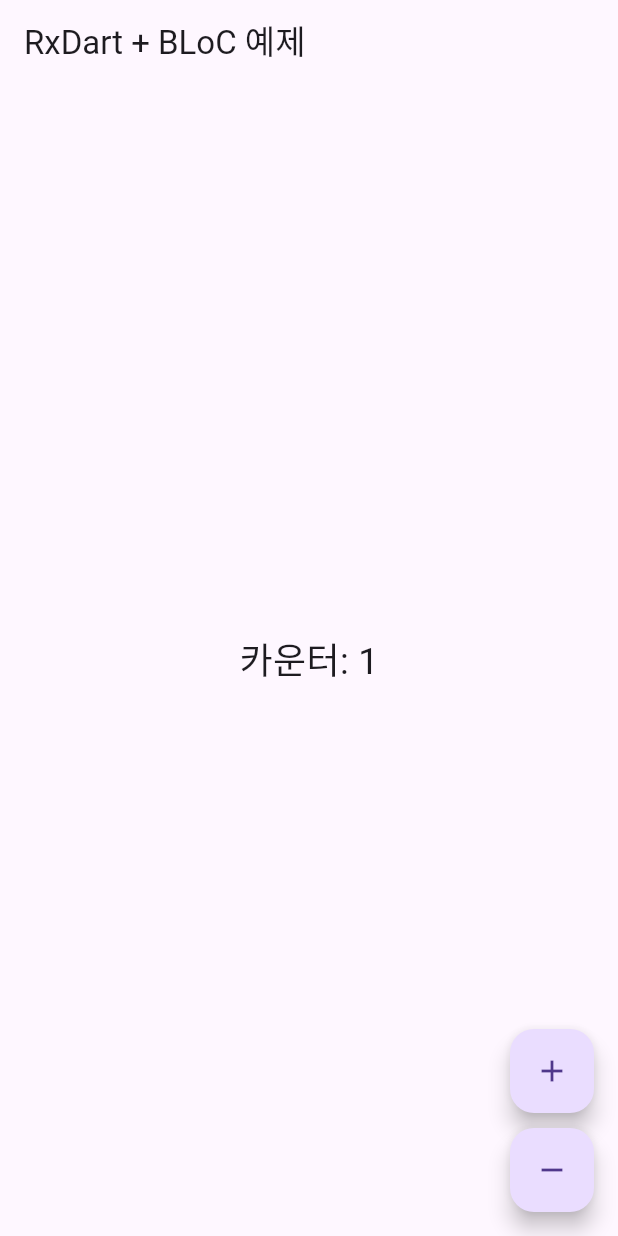
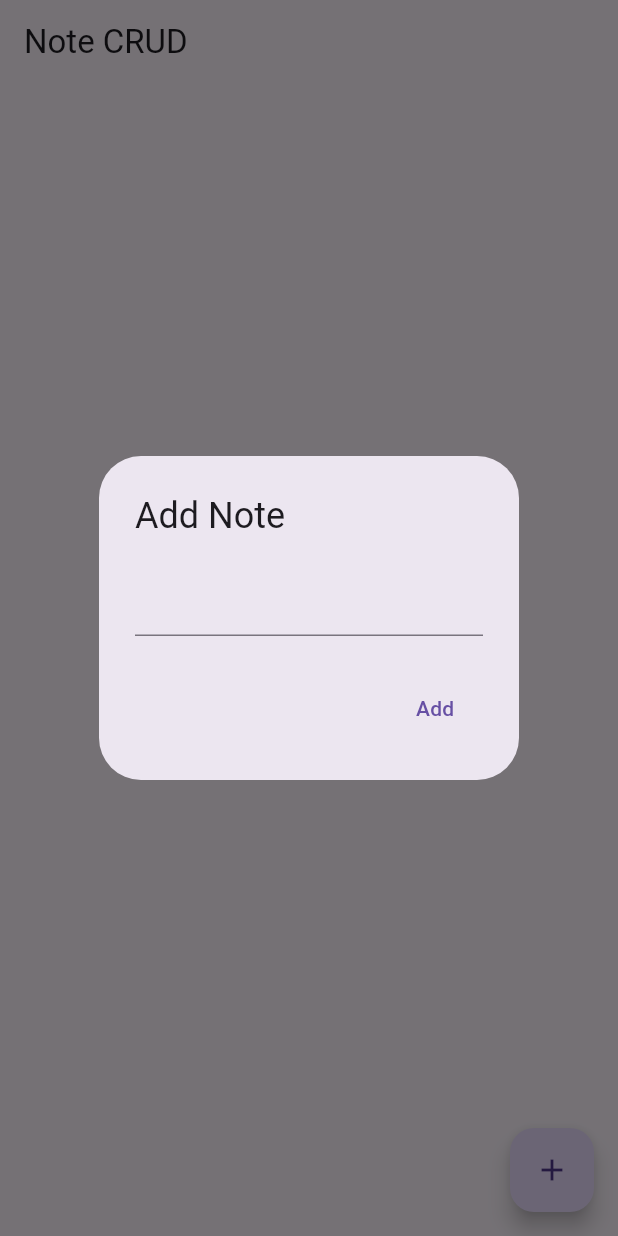
Before and after one commit to joheeyong/rxDart-Bloc, a Flutter app: the screen it shows after launch, after a tap on the "add" icon, on a phone screen of 412 x 824 dp. Run offline on Flutter 3.47's test engine with Material 3 defaults, Android fonts, the phone set to English and light mode, and no system bars; our stand-ins replace flutter_bloc, rxdart, shared_preferences.

Commit message:
CRUD 추가 noteAPP shared_preferences에 데이터 저장

```diff
--- a/lib/CounterBloc.dart
+++ /dev/null
@@ -1,32 +0,0 @@
-import 'package:flutter_bloc/flutter_bloc.dart';
-import 'package:rxdart/rxdart.dart';
-
-// 이벤트 정의
-abstract class CounterEvent {}
-
-class IncrementEvent extends CounterEvent {}
-
-class DecrementEvent extends CounterEvent {}
-
-// Bloc 클래스
-class CounterBloc extends Bloc<CounterEvent, int> {
-  final _counterSubject = BehaviorSubject<int>.seeded(0);
-
-  CounterBloc() : super(0) {
-    on<IncrementEvent>((event, emit) {
-      _counterSubject.add(_counterSubject.value + 1);
-      emit(_counterSubject.value);
-    });
-
-    on<DecrementEvent>((event, emit) {
-      _counterSubject.add(_counterSubject.value - 1);
-      emit(_counterSubject.value);
-    });
-  }
-
-  @override
-  Future<void> close() {
-    _counterSubject.close();
-    return super.close();
-  }
-}
--- /dev/null
+++ b/lib/bloc/note_bloc.dart
@@ -0,0 +1,55 @@
+import 'package:flutter_bloc/flutter_bloc.dart';
+import 'package:rxdart/rxdart.dart';
+import '../models/note.dart';
+import '../repository/note_repository.dart';
+import 'note_event.dart';
+import 'note_state.dart';
+import 'package:uuid/uuid.dart';
+
+class NoteBloc extends Bloc<NoteEvent, NoteState> {
+  final NoteRepository repository;
+  final BehaviorSubject<List<Note>> _noteSubject = BehaviorSubject();
+
+  Stream<List<Note>> get noteStream => _noteSubject.stream;
+
+  NoteBloc(this.repository) : super(NoteState(notes: [])) {
+    on<LoadNotes>(_onLoadNotes);
+    on<AddNote>(_onAddNote);
+    on<UpdateNote>(_onUpdateNote);
+    on<DeleteNote>(_onDeleteNote);
+  }
+
+  void _onLoadNotes(LoadNotes event, Emitter<NoteState> emit) async {
+    final notes = await repository.loadNotes();
+    _noteSubject.add(notes);
+    emit(state.copyWith(notes: notes));
+  }
+
+  void _onAddNote(AddNote event, Emitter<NoteState> emit) async {
+    final newNote = Note(id: Uuid().v4(), content: event.content);
+    final updated = List<Note>.from(state.notes)..add(newNote);
+    await repository.saveNotes(updated);
+    _noteSubject.add(updated);
+    emit(state.copyWith(notes: updated));
+  }
+
+  void _onUpdateNote(UpdateNote event, Emitter<NoteState> emit) async {
+    final updated = state.notes.map((n) => n.id == event.note.id ? event.note : n).toList();
+    await repository.saveNotes(updated);
+    _noteSubject.add(updated);
+    emit(state.copyWith(notes: updated));
+  }
+
+  void _onDeleteNote(DeleteNote event, Emitter<NoteState> emit) async {
+    final updated = state.notes.where((n) => n.id != event.id).toList();
+    await repository.saveNotes(updated);
+    _noteSubject.add(updated);
+    emit(state.copyWith(notes: updated));
+  }
+
+  @override
+  Future<void> close() {
+    _noteSubject.close();
+    return super.close();
+  }
+}
--- /dev/null
+++ b/lib/bloc/note_event.dart
@@ -0,0 +1,23 @@
+import '../models/note.dart';
+
+abstract class NoteEvent {}
+
+class LoadNotes extends NoteEvent {}
+
+class AddNote extends NoteEvent {
+  final String content;
+
+  AddNote(this.content);
+}
+
+class UpdateNote extends NoteEvent {
+  final Note note;
+
+  UpdateNote(this.note);
+}
+
+class DeleteNote extends NoteEvent {
+  final String id;
+
+  DeleteNote(this.id);
+}
--- /dev/null
+++ b/lib/bloc/note_state.dart
@@ -0,0 +1,11 @@
+import '../models/note.dart';
+
+class NoteState {
+  final List<Note> notes;
+
+  NoteState({required this.notes});
+
+  NoteState copyWith({List<Note>? notes}) {
+    return NoteState(notes: notes ?? this.notes);
+  }
+}
--- a/lib/main.dart
+++ b/lib/main.dart
@@ -1,51 +1,110 @@
 import 'package:flutter/material.dart';
 import 'package:flutter_bloc/flutter_bloc.dart';
-import 'package:realrxdartbloc/CounterBloc.dart';
+import 'bloc/note_bloc.dart';
+import 'bloc/note_event.dart';
+import 'repository/note_repository.dart';
+import 'models/note.dart';
 
 void main() {
   runApp(MyApp());
 }
 
 class MyApp extends StatelessWidget {
+  final NoteRepository repository = NoteRepository();
+
   @override
   Widget build(BuildContext context) {
     return MaterialApp(
+      title: 'Note CRUD',
       home: BlocProvider(
-        create: (context) => CounterBloc(),
-        child: CounterPage(),
+        create: (_) => NoteBloc(repository)..add(LoadNotes()),
+        child: NotePage(),
       ),
     );
   }
 }
 
-class CounterPage extends StatelessWidget {
+class NotePage extends StatelessWidget {
+  final TextEditingController controller = TextEditingController();
+
   @override
   Widget build(BuildContext context) {
-    final counterBloc = context.read<CounterBloc>();
+    final bloc = context.read<NoteBloc>();
 
     return Scaffold(
-      appBar: AppBar(title: Text("RxDart + BLoC 예제")),
-      body: Center(
-        child: BlocBuilder<CounterBloc, int>(
-          builder: (context, count) {
-            return Text(
-              "카운터: $count",
-              style: TextStyle(fontSize: 24),
-            );
-          },
-        ),
+      appBar: AppBar(title: Text('Note CRUD')),
+      body: StreamBuilder<List<Note>>(
+        stream: bloc.noteStream,
+        builder: (context, snapshot) {
+          final notes = snapshot.data ?? [];
+          return ListView.builder(
+            itemCount: notes.length,
+            itemBuilder: (_, index) {
+              final note = notes[index];
+              return ListTile(
+                title: Text(note.content),
+                trailing: Row(
+                  mainAxisSize: MainAxisSize.min,
+                  children: [
+                    IconButton(
+                      icon: Icon(Icons.edit),
+                      onPressed: () => _editNoteDialog(context, note),
+                    ),
+                    IconButton(
+                      icon: Icon(Icons.delete),
+                      onPressed: () {
+                        bloc.add(DeleteNote(note.id));
+                      },
+                    ),
+                  ],
+                ),
+              );
+            },
+          );
+        },
       ),
-      floatingActionButton: Column(
-        mainAxisAlignment: MainAxisAlignment.end,
-        children: [
-          FloatingActionButton(
-            onPressed: () => counterBloc.add(IncrementEvent()),
-            child: Icon(Icons.add),
+      floatingActionButton: FloatingActionButton(
+        onPressed: () => _addNoteDialog(context),
+        child: Icon(Icons.add),
+      ),
+    );
+  }
+
+  void _addNoteDialog(BuildContext context) {
+    controller.clear();
+    showDialog(
+      context: context,
+      builder: (_) => AlertDialog(
+        title: Text('Add Note'),
+        content: TextField(controller: controller),
+        actions: [
+          TextButton(
+            onPressed: () {
+              context.read<NoteBloc>().add(AddNote(controller.text));
+              Navigator.pop(context);
+            },
+            child: Text('Add'),
           ),
-          SizedBox(height: 10),
-          FloatingActionButton(
-            onPressed: () => counterBloc.add(DecrementEvent()),
-            child: Icon(Icons.remove),
+        ],
+      ),
+    );
+  }
+
+  void _editNoteDialog(BuildContext context, Note note) {
+    controller.text = note.content;
+    showDialog(
+      context: context,
+      builder: (_) => AlertDialog(
+        title: Text('Edit Note'),
+        content: TextField(controller: controller),
+        actions: [
+          TextButton(
+            onPressed: () {
+              final updated = Note(id: note.id, content: controller.text);
+              context.read<NoteBloc>().add(UpdateNote(updated));
+              Navigator.pop(context);
+            },
+            child: Text('Update'),
           ),
         ],
       ),
--- /dev/null
+++ b/lib/models/note.dart
@@ -0,0 +1,19 @@
+class Note {
+  final String id;
+  final String content;
+
+  Note({
+    required this.id,
+    required this.content,
+  });
+
+  Map<String, dynamic> toJson() => {
+    'id': id,
+    'content': content,
+  };
+
+  factory Note.fromJson(Map<String, dynamic> json) => Note(
+    id: json['id'],
+    content: json['content'],
+  );
+}
--- /dev/null
+++ b/lib/repository/note_repository.dart
@@ -0,0 +1,21 @@
+import 'dart:convert';
+import 'package:shared_preferences/shared_preferences.dart';
+import '../models/note.dart';
+
+class NoteRepository {
+  final _key = 'notes';
+
+  Future<List<Note>> loadNotes() async {
+    final prefs = await SharedPreferences.getInstance();
+    final jsonString = prefs.getString(_key);
+    if (jsonString == null) return [];
+    final List list = json.decode(jsonString);
+    return list.map((e) => Note.fromJson(e)).toList();
+  }
+
+  Future<void> saveNotes(List<Note> notes) async {
+    final prefs = await SharedPreferences.getInstance();
+    final jsonString = json.encode(notes.map((e) => e.toJson()).toList());
+    await prefs.setString(_key, jsonString);
+  }
+}
--- a/pubspec.yaml
+++ b/pubspec.yaml
@@ -37,6 +37,8 @@ dependencies:
   cupertino_icons: ^1.0.8
   flutter_bloc: ^8.1.3
   rxdart: ^0.27.7
+  shared_preferences: ^2.2.1
+  uuid: ^4.3.3
 
 dev_dependencies:
   flutter_test:
```
Also changed, not shown: pubspec.lock, 7 other files.
